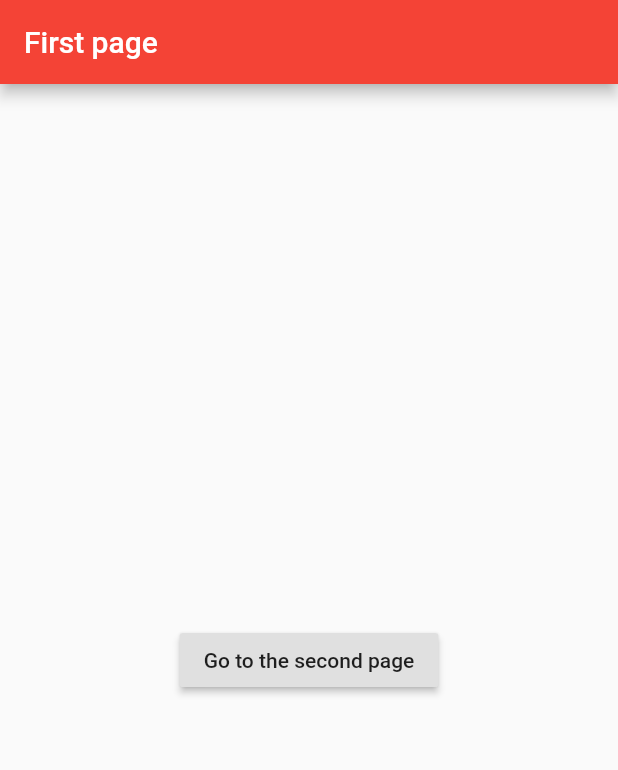
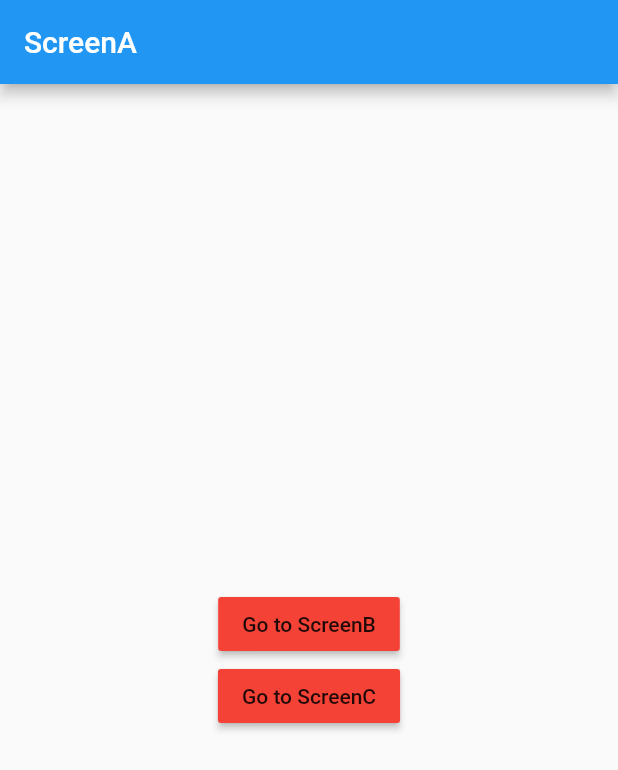
Before and after one commit to sinkyoungdeok/flutter_practice, a Flutter app: the screen it shows after launch, on a phone screen of 412 x 824 dp. Shown: the top 770 px of the screen. Run offline on Flutter 3.47's test engine with Material 2 defaults, Android fonts, the phone set to English and light mode, and no system bars.

Commit message:
[ADD] (완전 초보용) 23

```diff
--- /dev/null
+++ b/lib/ScreenA.dart
@@ -0,0 +1,33 @@
+import 'package:flutter/material.dart';
+
+class ScreenA extends StatelessWidget {
+  @override
+  Widget build(BuildContext context) {
+    return Scaffold(
+      appBar: AppBar(
+        title: Text('ScreenA'),
+      ),
+      body: Center(
+        child: Column(
+          mainAxisAlignment: MainAxisAlignment.center,
+          children: <Widget>[
+            RaisedButton(
+              color: Colors.red,
+              child: Text('Go to ScreenB'),
+              onPressed: () {
+                Navigator.pushNamed(context, '/b');
+              }
+            ),
+            RaisedButton(
+              color: Colors.red,
+              child: Text('Go to ScreenC'),
+                onPressed: () {
+                  Navigator.pushNamed(context, '/c');
+                }
+            ),
+          ],
+        ),
+      ),
+    );
+  }
+}
--- /dev/null
+++ b/lib/ScreenB.dart
@@ -0,0 +1,19 @@
+import 'package:flutter/material.dart';
+
+class ScreenB extends StatelessWidget {
+  @override
+  Widget build(BuildContext context) {
+    return Scaffold(
+      appBar: AppBar(
+        title: Text('ScreenB'),
+      ),
+      body: Center(
+        child: Text('ScreenB',
+        style: TextStyle(
+          fontSize: 24.0
+        ),
+        ),
+      ),
+    );
+  }
+}
--- /dev/null
+++ b/lib/ScreenC.dart
@@ -0,0 +1,19 @@
+import 'package:flutter/material.dart';
+
+class ScreenC extends StatelessWidget {
+  @override
+  Widget build(BuildContext context) {
+    return Scaffold(
+      appBar: AppBar(
+        title: Text('ScreenC'),
+      ),
+      body: Center(
+        child: Text('ScreenC',
+          style: TextStyle(
+              fontSize: 24.0
+          ),
+        ),
+      ),
+    );
+  }
+}
--- a/lib/main.dart
+++ b/lib/main.dart
@@ -1,4 +1,7 @@
 import 'package:flutter/material.dart';
+import 'package:myapp/ScreenA.dart';
+import 'package:myapp/ScreenB.dart';
+import 'package:myapp/ScreenC.dart';
 
 void main() => runApp(MyApp());
 
@@ -6,54 +9,12 @@ class MyApp extends StatelessWidget {
   @override
   Widget build(BuildContext context) {
     return MaterialApp(
-      debugShowCheckedModeBanner: false,
-      title: 'Navigator',
-      theme: ThemeData(primarySwatch: Colors.red),
-      home: FirstPage(),
+      initialRoute: '/',
+      routes: {
+        '/' : (context) => ScreenA(),
+        '/b' : (context) => ScreenB(),
+        '/c' : (context) => ScreenC(),
+      },
     );
   }
 }
-
-class FirstPage extends StatelessWidget {
-  const FirstPage({Key key}) : super(key: key);
-
-  @override
-  Widget build(BuildContext context) {
-    return Scaffold(
-      appBar: AppBar(
-        title: Text('First page'),
-      ),
-      body: Center(
-        child: RaisedButton(
-          child: Text('Go to the second page'),
-          onPressed: () {
-            Navigator.push(context, MaterialPageRoute(
-                builder: (context) => SecondPage()
-            ));
-          }
-        ),
-      ),
-    );
-  }
-}
-
-class SecondPage extends StatelessWidget {
-  const SecondPage({Key key}) : super(key: key);
-
-  @override
-  Widget build(BuildContext context) {
-    return Scaffold(
-      appBar: AppBar(
-        title: Text('Second page'),
-      ),
-      body: Center(
-        child: RaisedButton(
-            child: Text('Go to the First page'),
-            onPressed: () {
-              Navigator.pop(context);
-            }
-        ),
-      ),
-    );
-  }
-}
```
